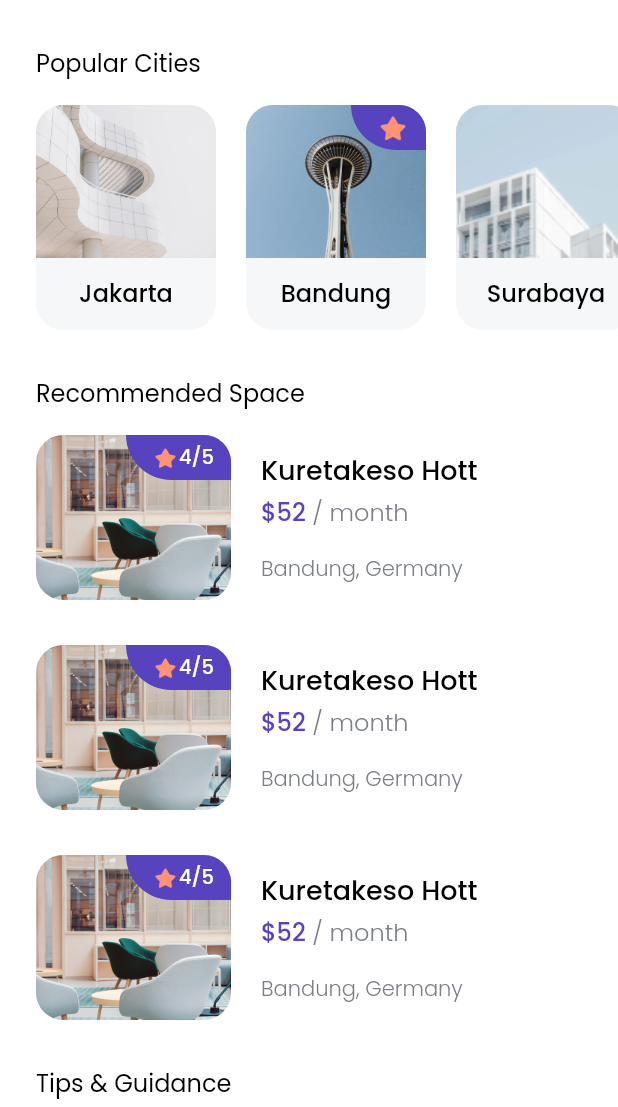
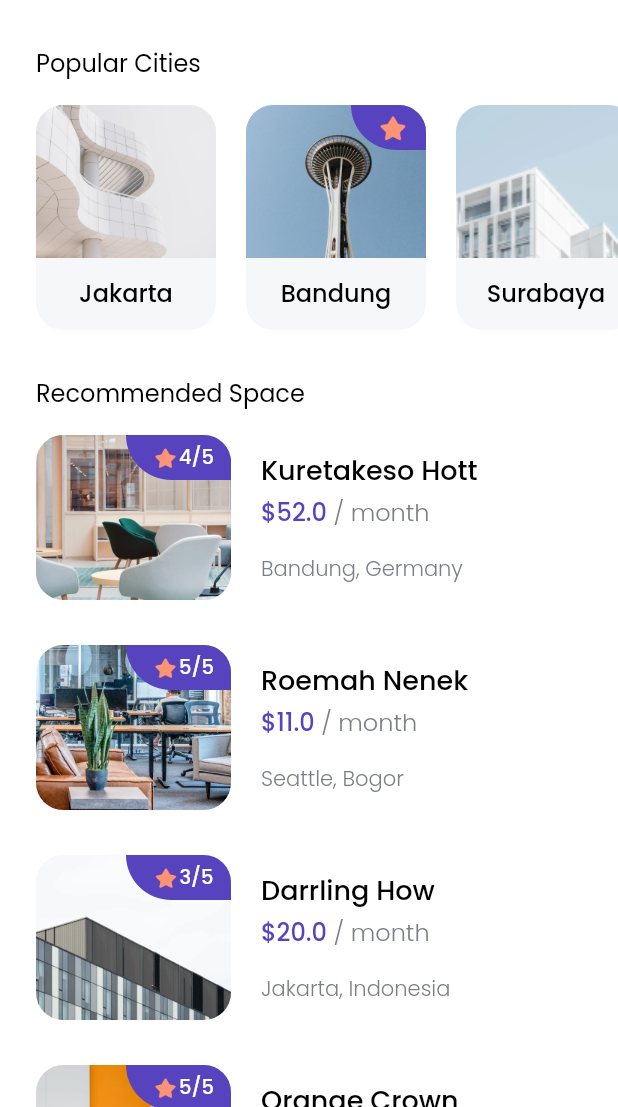
Before and after one commit to dzakybrori/cozy_app, a Flutter app: the HomePage screen opened directly, on a phone screen of 412 x 824 dp, the part 129-1236 px from its top. Run offline on Flutter 3.47's test engine with Material 2 defaults, Android fonts, the phone set to English and light mode, and no system bars; our stand-ins replace google_fonts.

Commit message:
Home Page - Recommended Spaces (Space Model).

```diff
--- /dev/null
+++ b/lib/models/space.dart
@@ -0,0 +1,18 @@
+class Space {
+  int id;
+  String name;
+  String imageUrl;
+  double price;
+  String city;
+  String country;
+  int rating;
+
+  Space(
+      {this.id,
+      this.name,
+      this.imageUrl,
+      this.price,
+      this.city,
+      this.country,
+      this.rating});
+}
--- a/lib/pages/home_page.dart
+++ b/lib/pages/home_page.dart
@@ -3,6 +3,7 @@ import 'package:cozy_app/theme.dart';
 import 'package:cozy_app/widgets/city_card.dart';
 import 'package:cozy_app/widgets/space_card.dart';
 import 'package:cozy_app/models/city.dart';
+import 'package:cozy_app/models/space.dart';
 
 class HomePage extends StatelessWidget {
   @override
@@ -143,15 +144,59 @@ class HomePage extends StatelessWidget {
                   ),
                   Column(
                     children: [
-                      SpaceCard(),
+                      SpaceCard(
+                        Space(
+                          id: 1,
+                          name: 'Kuretakeso Hott',
+                          imageUrl: 'assets/images/space1.png',
+                          price: 52.0,
+                          city: 'Bandung',
+                          country: 'Germany',
+                          rating: 4,
+                        ),
+                      ),
                       SizedBox(
                         height: 30,
                       ),
-                      SpaceCard(),
+                      SpaceCard(
+                        Space(
+                          id: 2,
+                          name: 'Roemah Nenek',
+                          imageUrl: 'assets/images/space2.png',
+                          price: 11.0,
+                          city: 'Seattle',
+                          country: 'Bogor',
+                          rating: 5,
+                        ),
+                      ),
                       SizedBox(
                         height: 30,
                       ),
-                      SpaceCard(),
+                      SpaceCard(
+                        Space(
+                          id: 3,
+                          name: 'Darrling How',
+                          imageUrl: 'assets/images/space3.png',
+                          price: 20.0,
+                          city: 'Jakarta',
+                          country: 'Indonesia',
+                          rating: 3,
+                        ),
+                      ),
+                      SizedBox(
+                        height: 30,
+                      ),
+                      SpaceCard(
+                        Space(
+                          id: 4,
+                          name: 'Orange Crown',
+                          imageUrl: 'assets/images/space4.png',
+                          price: 552.0,
+                          city: 'Halla',
+                          country: 'Sumatra',
+                          rating: 5,
+                        ),
+                      ),
                     ],
                   ),
                   SizedBox(
--- a/lib/widgets/space_card.dart
+++ b/lib/widgets/space_card.dart
@@ -1,7 +1,12 @@
 import 'package:flutter/material.dart';
 import 'package:cozy_app/theme.dart';
+import 'package:cozy_app/models/space.dart';
 
 class SpaceCard extends StatelessWidget {
+  final Space space;
+
+  SpaceCard(this.space);
+
   @override
   Widget build(BuildContext context) {
     return Row(
@@ -14,7 +19,7 @@ class SpaceCard extends StatelessWidget {
             child: Stack(
               children: [
                 Image.asset(
-                  'assets/images/space1.png',
+                  space.imageUrl,
                 ),
                 Align(
                   alignment: Alignment.topRight,
@@ -39,7 +44,7 @@ class SpaceCard extends StatelessWidget {
                             height: 18,
                           ),
                           Text(
-                            '4/5',
+                            '${space.rating}/5',
                             style: btnTextStyle.copyWith(fontSize: 13),
                           ),
                         ],
@@ -59,7 +64,7 @@ class SpaceCard extends StatelessWidget {
           crossAxisAlignment: CrossAxisAlignment.start,
           children: [
             Text(
-              'Kuretakeso Hott',
+              space.name,
               style: titleTextStyle.copyWith(
                 fontSize: 18,
               ),
@@ -69,7 +74,7 @@ class SpaceCard extends StatelessWidget {
             ),
             Text.rich(
               TextSpan(
-                text: '\$52',
+                text: '\$${space.price}',
                 children: [
                   TextSpan(
                     text: ' / month',
@@ -89,7 +94,7 @@ class SpaceCard extends StatelessWidget {
               height: 16,
             ),
             Text(
-              'Bandung, Germany',
+              '${space.city}, ${space.country}',
               style: subTitleTextStyle.copyWith(
                 fontSize: 14,
                 color: greySubTextColor,
```
